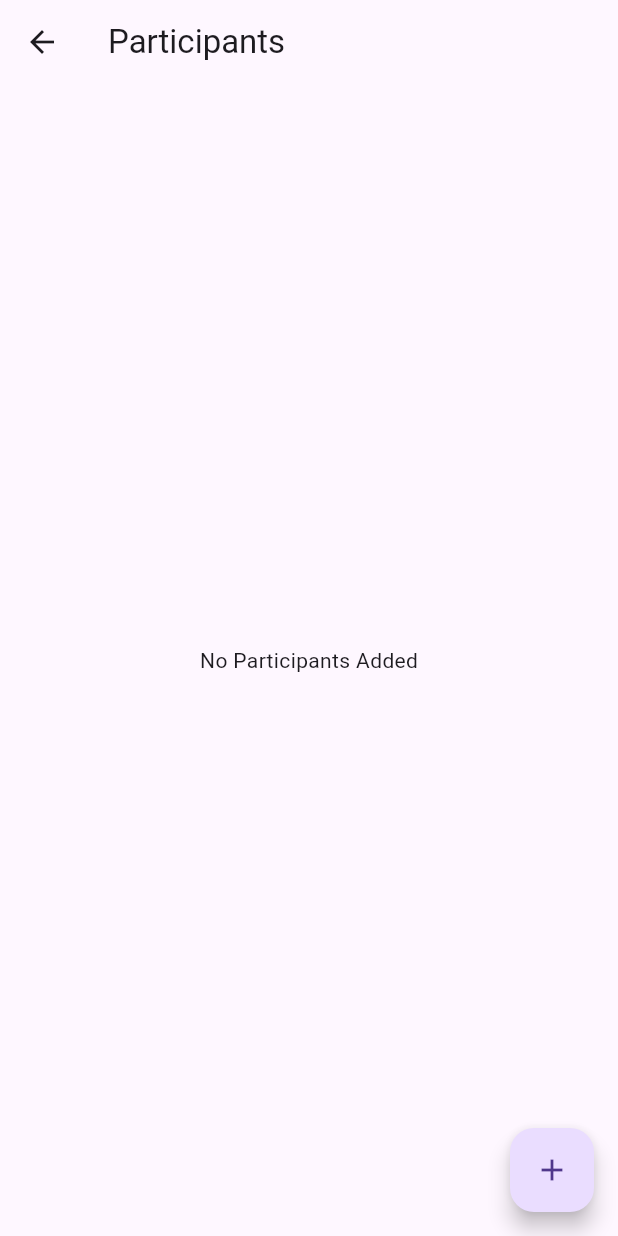
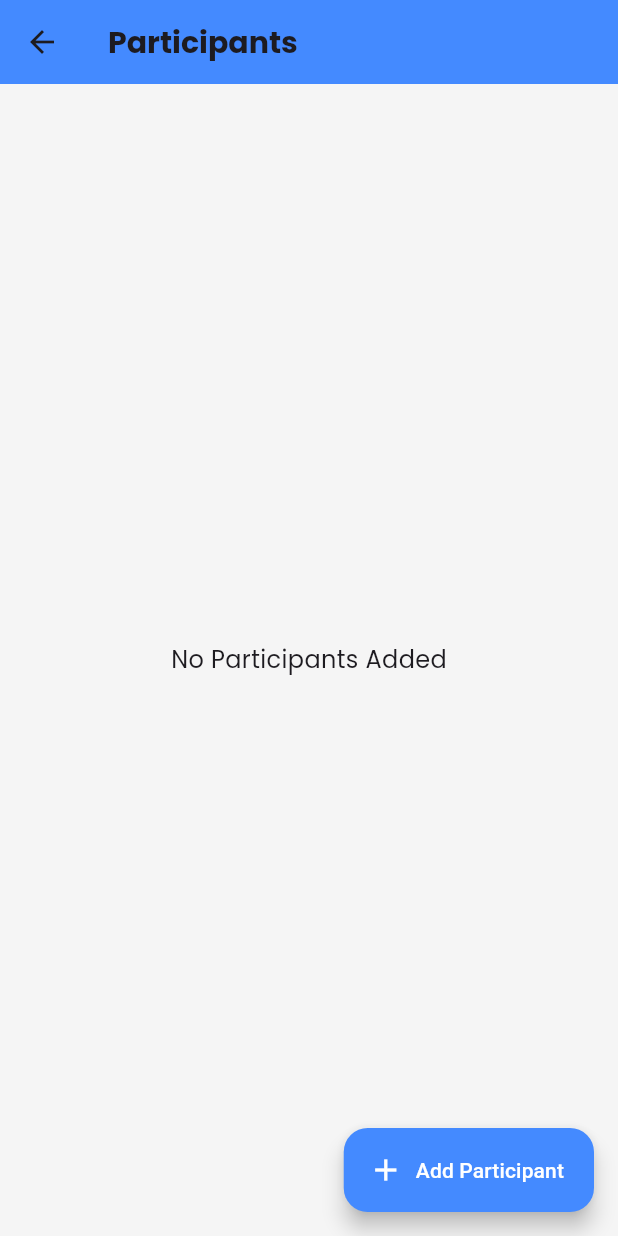
Before and after one commit to sanath-21/Final_Year_Project, a Flutter app: the ParticipantScreen screen opened directly, on a phone screen of 412 x 824 dp. Run offline on Flutter 3.47's test engine with Material 3 defaults, Android fonts, the phone set to English and light mode, and no system bars; our stand-ins replace google_fonts, sqflite, sqflite_common_ffi; accounts and stored records are empty.

Commit message:
Participant screen UI updated

```diff
--- a/offroad_challenge_tracker/lib/screens/participant_screen.dart
+++ b/offroad_challenge_tracker/lib/screens/participant_screen.dart
@@ -1,4 +1,5 @@
 import 'package:flutter/material.dart';
+import 'package:google_fonts/google_fonts.dart';
 import '../services/database_helper.dart';
 import 'track_screen.dart';
 import '../widgets/participant_card.dart';
@@ -64,36 +65,39 @@ class _ParticipantScreenState extends State<ParticipantScreen>{
     await DatabaseHelper.instance.deleteParticipant(id);
     fetchParticipants(); //Refresh the list
   }
+  @override
+  void initState() {
+    super.initState();
+    fetchParticipants();
+  }
 
   // Show Add Participant Form in Dialog
   void showAddParticipantDialog(){
     showDialog(
       context: context,
-      builder: (context) => StatefulBuilder(
-        builder: (context, setStateDialog){
-          return AlertDialog(
-            title: Text('Add Participant'),
+      builder:(context) => AlertDialog(
+        shape: RoundedRectangleBorder(borderRadius: BorderRadius.circular(15)),
+        title: Text('Add Participant', style: GoogleFonts.poppins(fontWeight: FontWeight.bold)),
         content: SingleChildScrollView(
-            child:   Column(
+          child: Column(
             mainAxisSize: MainAxisSize.min,
             children: [
               TextField(
                 controller: _driverNameController,
                 decoration: InputDecoration(labelText: 'Driver Name'),
               ),
-
               TextField(
                 controller: _coDriverNameController,
                 decoration: InputDecoration(labelText: 'Co-Driver Name'),
               ),
-
               DropdownButton<String>(
                 value: _selectedCategory,
                 onChanged: (newValue){
-                  setStateDialog(() {  //This setState does not rebuild the dialog
+                  setState(() {
                     _selectedCategory = newValue!;
                   });
                 },
+
                 items: ['Stock', 'Mod Petrol', 'Mod Diesel', 'Pro', 'Ladies + Pro']
                 .map((category) => DropdownMenuItem(value: category, child: Text(category)))
                 .toList(),
@@ -101,10 +105,11 @@ class _ParticipantScreenState extends State<ParticipantScreen>{
             ],
           ),
         ),
+
         actions: [
           TextButton(
             onPressed: () => Navigator.pop(context),
-            child: Text('Cancel')
+            child: Text('Cancel', style: TextStyle(color: Colors.red)),
             ),
 
             ElevatedButton(
@@ -126,27 +131,27 @@ class _ParticipantScreenState extends State<ParticipantScreen>{
               }, child: Text('Submit'),
               ),
         ],
-        );
-        },
         ),
         );
   }
 
-  @override
-  void initState(){
-    super.initState();
-    WidgetsBinding.instance.addPostFrameCallback((_) => fetchParticipants()); //Load data on startup
-  }
 
   @override
   Widget build(BuildContext context){
     return Scaffold(
-      appBar: AppBar(title: Text('Participants')),
-      floatingActionButton: FloatingActionButton(
+      backgroundColor: Colors.grey[100],
+      appBar: AppBar(
+        title: Text('Participants', style: GoogleFonts.poppins(fontSize: 20, fontWeight: FontWeight.bold)),
+        backgroundColor: Colors.blueAccent
+      ),
+      floatingActionButton: FloatingActionButton.extended(
         onPressed: showAddParticipantDialog,
-        child: Icon(Icons.add),),
+        label: Text('Add Participant', style: TextStyle(color: Colors.white)),
+        icon: Icon(Icons.add, color: Colors.white),
+        backgroundColor: Colors.blueAccent,
+        ),
       body: participants.isEmpty
-      ? Center(child: Text("No Participants Added"))
+      ? Center(child: Text("No Participants Added", style: GoogleFonts.poppins(fontSize: 16)))
       :ListView.builder(
         itemCount: participants.length,
         itemBuilder: (context, index){
--- a/offroad_challenge_tracker/pubspec.yaml
+++ b/offroad_challenge_tracker/pubspec.yaml
@@ -30,6 +30,7 @@ environment:
 dependencies:
   flutter:
     sdk: flutter
+  google_fonts: ^6.1.0
   sqflite: ^2.3.0
   sqflite_common_ffi: ^2.3.0
   path: ^1.8.3
```
Also changed, not shown: offroad_challenge_tracker/lib/widgets/participant_card.dart (+40 -3 lines), offroad_challenge_tracker/pubspec.lock, 1 other file. Lines whose indentation alone changed are shown as unchanged.
